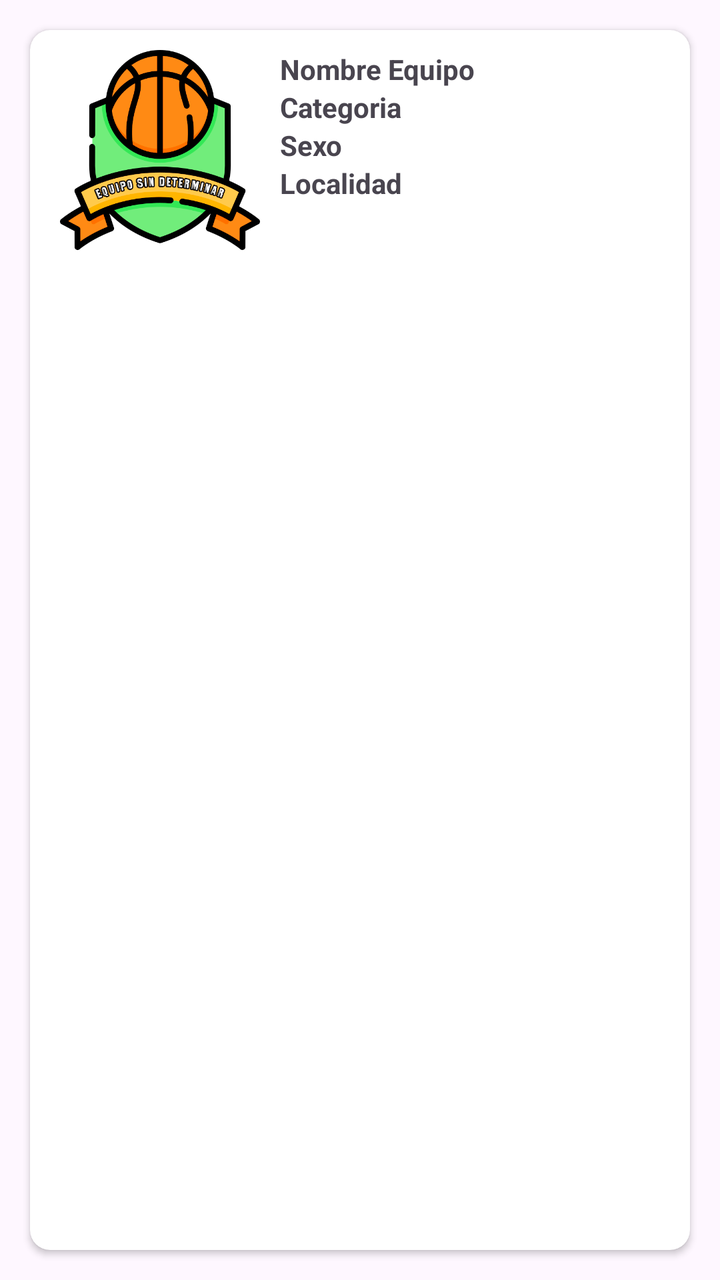
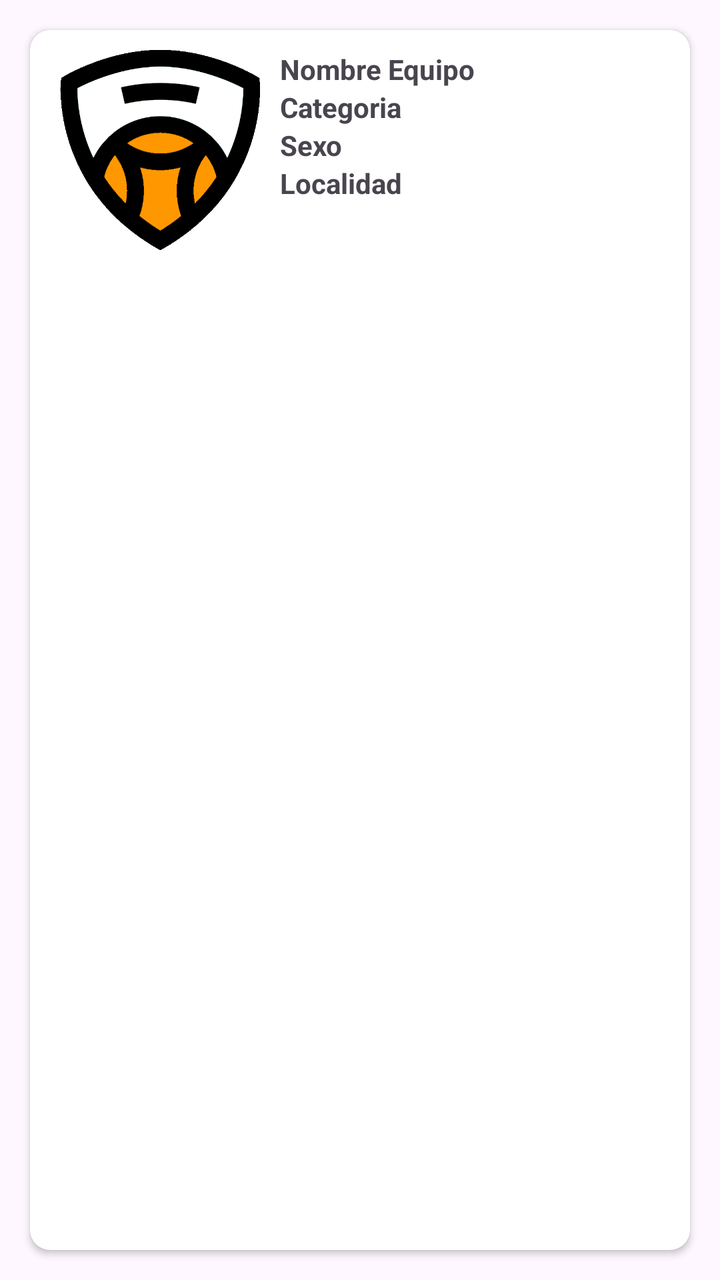

The first picture is an Android layout as it rendered before a commit; the second is the same layout after the commit. The layout source and the unified diff follow.
<!-- AndroidManifest.xml: application theme Theme.UBB_estadistica -->
<!-- res/layout/equipo_item.xml -->
<?xml version="1.0" encoding="utf-8"?>
<LinearLayout xmlns:android="http://schemas.android.com/apk/res/android"
    xmlns:app="http://schemas.android.com/apk/res-auto"
    android:layout_width="match_parent"
    android:layout_height="match_parent"
    android:orientation="vertical">

    <androidx.cardview.widget.CardView
        android:layout_width="match_parent"
        android:layout_height="match_parent"
        android:layout_marginLeft="15sp"
        android:layout_marginTop="15sp"
        android:layout_marginRight="15sp"
        android:layout_marginBottom="15sp"
        app:cardCornerRadius="10dp">

        <LinearLayout
            android:layout_width="match_parent"
            android:layout_height="wrap_content"
            android:layout_marginLeft="15sp"
            android:layout_marginTop="10sp"
            android:layout_marginRight="15sp"
            android:layout_marginBottom="10sp"
            android:orientation="vertical">

            <LinearLayout
                android:layout_width="match_parent"
                android:layout_height="wrap_content"
                android:orientation="horizontal">

                <ImageView
                    android:id="@+id/imageLVEquipo"
                    android:layout_width="100sp"
                    android:layout_height="100sp"
                    app:srcCompat="@drawable/escudo_equipo" />

                <LinearLayout
                    android:layout_width="match_parent"
                    android:layout_height="wrap_content"
                    android:layout_marginLeft="10sp"
                    android:orientation="vertical">

                    <TextView
                        android:id="@+id/txtLVNombreEquipo"
                        android:layout_width="match_parent"
                        android:layout_height="wrap_content"
                        android:layout_weight="1"
                        android:text="Nombre Equipo"
                        android:textStyle="bold" />

                    <TextView
                        android:id="@+id/txtLVECategoria"
                        android:layout_width="match_parent"
                        android:layout_height="wrap_content"
                        android:layout_weight="1"
                        android:text="Categoria"
                        android:textStyle="bold" />

                    <TextView
                        android:id="@+id/txtLVESexo"
                        android:layout_width="match_parent"
                        android:layout_height="wrap_content"
                        android:layout_weight="1"
                        android:text="Sexo"
                        android:textStyle="bold" />

                    <TextView
                        android:id="@+id/txtLVELocalidad"
                        android:layout_width="match_parent"
                        android:layout_height="wrap_content"
                        android:layout_weight="1"
                        android:text="Localidad"
                        android:textStyle="bold" />
                </LinearLayout>

            </LinearLayout>

        </LinearLayout>
    </androidx.cardview.widget.CardView>
</LinearLayout>
<!-- resources referenced by this layout -->
<resources>
  <!-- drawable escudo_equipo: png bitmap (drawable, 62532 bytes) -->
  <style name="Theme.UBB_estadistica" parent="Theme.MaterialComponents.DayNight.DarkActionBar">
          
          <item name="colorPrimary">@color/yellow_logo_500</item>
          <item name="colorPrimaryDark">@color/yellow_logo_700</item>
          <item name="colorAccent">@color/yellow_logo</item>
  
          <item name="colorPrimaryVariant">@color/yellow_logo_700</item>
          <item name="colorOnPrimary">@color/white</item>
          
          <item name="colorSecondary">@color/teal_200</item>
          <item name="colorSecondaryVariant">@color/teal_700</item>
          <item name="colorOnSecondary">@color/black</item>
          
          <item name="android:statusBarColor">@color/yellow_logo_700</item>
          
      </style>
  <color name="yellow_logo_500">#FFEB3B</color>
  <color name="yellow_logo_700">#FBC02D</color>
  <color name="yellow_logo">#F3DD2F</color>
  <color name="white">#FFFFFFFF</color>
  <color name="teal_200">#FF03DAC5</color>
  <color name="teal_700">#FF018786</color>
  <color name="black">#FF000000</color>
</resources>

<!-- the commit's change to res/layout/equipo_item.xml (unified diff, before → after) -->
@@ -32,7 +32,7 @@
                     android:id="@+id/imageLVEquipo"
                     android:layout_width="100sp"
                     android:layout_height="100sp"
-                    app:srcCompat="@drawable/escudo_equipo" />
+                    app:srcCompat="@drawable/escudopredeterminado" />
 
                 <LinearLayout
                     android:layout_width="match_parent"
<!-- resource entries referenced after the edit -->
@@ -1,6 +1,6 @@
 <!-- resources referenced by this layout -->
 <resources>
-  <!-- drawable escudo_equipo: png bitmap (drawable, 62532 bytes) -->
+  <!-- drawable escudopredeterminado: png bitmap (drawable, 17382 bytes) -->
   <style name="Theme.UBB_estadistica" parent="Theme.MaterialComponents.DayNight.DarkActionBar">
           
           <item name="colorPrimary">@color/yellow_logo_500</item>
